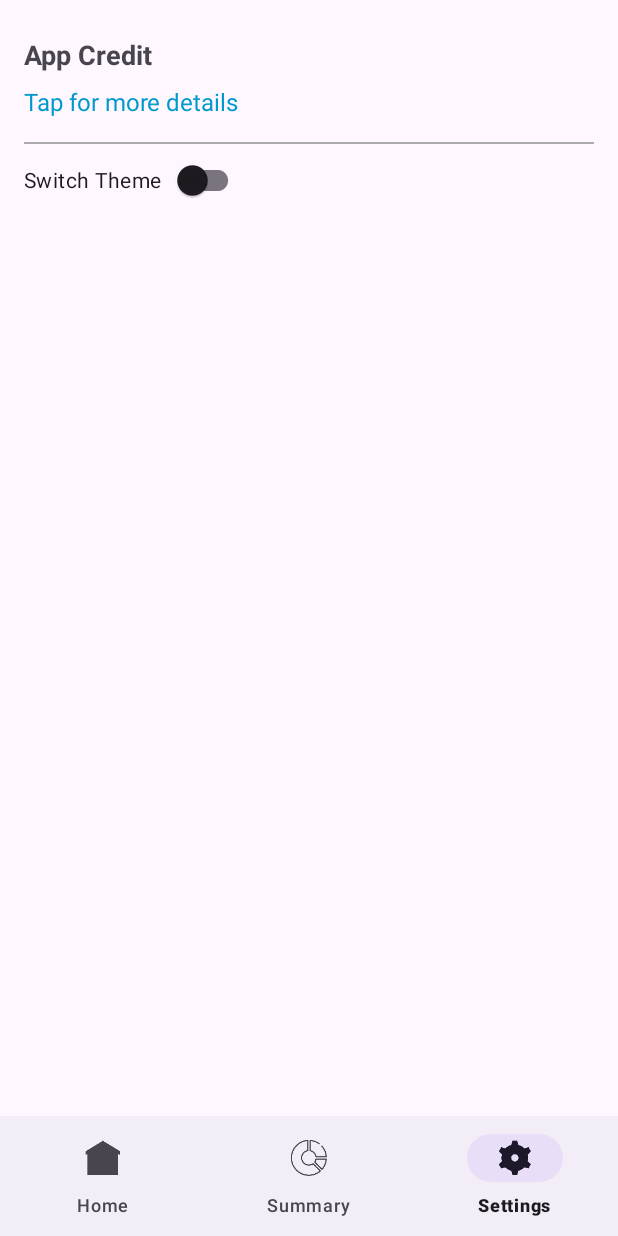
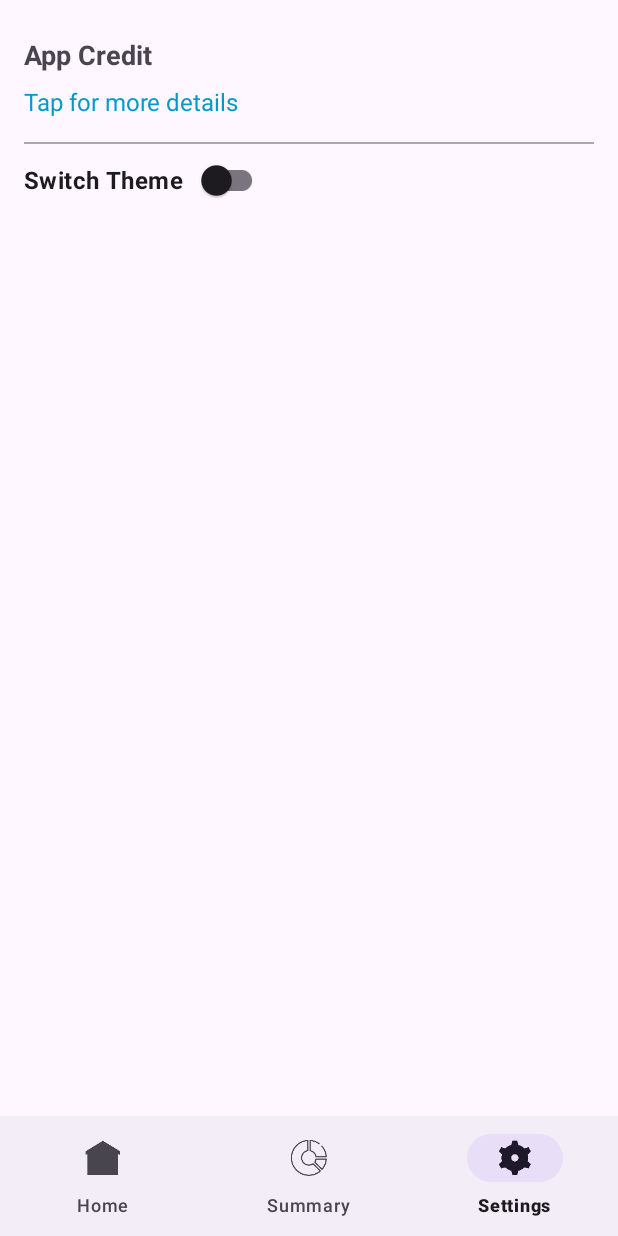
Before and after one commit to Kokorody/BudgetTracker, an Android app: the SettingsActivity screen opened directly, with no data from a screen before it, on a phone screen of 412 x 824 dp. Run offline under Robolectric (Android 15) with nearby library versions, the phone set to English and light mode, and no system bars.

Commit message:
update toggle theme

```diff
--- a/app/src/main/res/layout/activity_settings.xml
+++ b/app/src/main/res/layout/activity_settings.xml
@@ -44,6 +44,8 @@
             android:layout_width="wrap_content"
             android:layout_height="wrap_content"
             android:text="Switch Theme  "
+            android:textSize="16sp"
+            android:textStyle="bold"
             android:layout_marginBottom="16dp"/>
 
     </LinearLayout>
```
